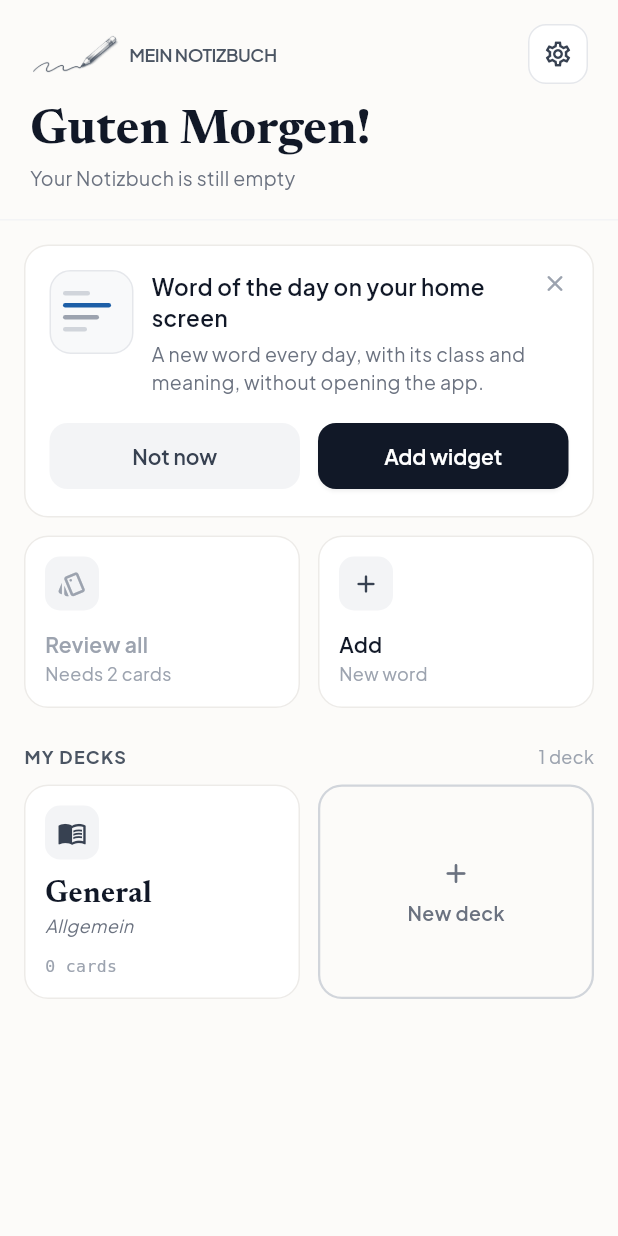
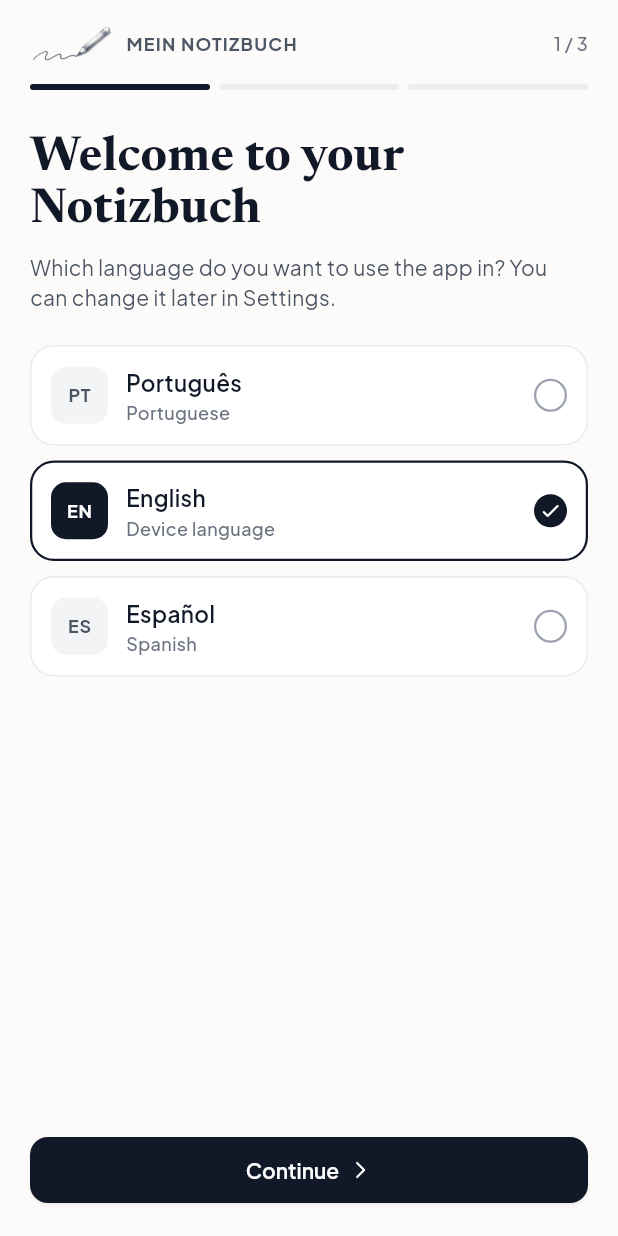
Before and after one commit to brunodiedrich97/mein-notizbuch, a Flutter app: the screen it shows after launch, on a phone screen of 412 x 824 dp. Run offline on Flutter 3.47's test engine with Material 3 defaults, Android fonts, the phone set to English and light mode, and no system bars; our stand-ins replace drift, file_picker, flutter_local_notifications, flutter_riverpod, flutter_svg, flutter_timezone and 5 more; missing offline and left inert: extension_google_sign_in_as_googleapis_auth, googleapis, home_widget, sqlite3; accounts and stored records are empty; generated files the repository leaves out were written again.

Commit message:
feat(onboarding): escolher os idiomas na primeira abertura
- adiciona a primeira abertura em 3 passos: idioma do app, idioma nativo
  e idioma de estudo, com a prévia das fichas iniciais
- cria o banco só depois da escolha, com o deck "Geral" e as fichas
  iniciais no idioma nativo
- quem já tinha o banco segue direto para a tela inicial
- atualiza o README

```diff
--- a/lib/core/database/app_database.dart
+++ b/lib/core/database/app_database.dart
@@ -127,6 +127,9 @@ class AppDatabase extends _$AppDatabase {
   /// Deck padrão do alemão (criado com o banco).
   static const int germanGeneralDeckId = 1;
 
+  /// Nome do arquivo do banco (o mesmo desde a primeira versão).
+  static const String _fileName = 'notizbuch_deutsch.sqlite';
+
   /// Deck padrão de cada idioma de estudo, por código ("de" → 1).
   static final Map<String, int> _generalDeckIds = {'de': germanGeneralDeckId};
 
@@ -134,6 +137,21 @@ class AppDatabase extends _$AppDatabase {
   /// não pode ser excluído. Garanta que exista com [ensureGeneralDeck].
   static int get generalDeckId =>
       _generalDeckIds[StudyLanguages.active.code] ?? germanGeneralDeckId;
+
+  /// Fichas iniciais do idioma de estudo [study], com os textos no idioma
+  /// nativo [native] (prévia da primeira abertura).
+  static List<WordEntriesCompanion> seedPreview(String study, String native) {
+    final seeds =
+        study == 'de' ? _seedWords : (_seedWordsByLanguage[study] ?? const []);
+    return localizeSeeds(seeds, native);
+  }
+
+  /// O banco já foi criado neste aparelho? (Quem já usava o app não passa
+  /// pela primeira abertura.)
+  static Future<bool> fileExists() async {
+    final dbFolder = await getApplicationDocumentsDirectory();
+    return File(p.join(dbFolder.path, _fileName)).exists();
+  }
 
   /// O deck é o padrão de algum idioma?
   static bool isGeneralDeck(int id) => _generalDeckIds.containsValue(id);
@@ -474,7 +492,7 @@ class AppDatabase extends _$AppDatabase {
 LazyDatabase _openConnection() {
   return LazyDatabase(() async {
     final dbFolder = await getApplicationDocumentsDirectory();
-    final file = File(p.join(dbFolder.path, 'notizbuch_deutsch.sqlite'));
+    final file = File(p.join(dbFolder.path, AppDatabase._fileName));
 
     // Corrige a abertura do SQLite em Androids antigos (6 e anteriores).
     if (Platform.isAndroid) {
--- /dev/null
+++ b/lib/features/onboarding/data/onboarding.dart
@@ -0,0 +1,36 @@
+import 'package:flutter_riverpod/flutter_riverpod.dart';
+import 'package:shared_preferences/shared_preferences.dart';
+
+import '../../../core/database/app_database.dart';
+
+/// A primeira abertura está em andamento? Enquanto estiver, nada pode abrir
+/// o banco (ele seria criado antes da escolha do idioma nativo).
+final onboardingPendingProvider = StateProvider<bool>((_) => Onboarding.pending);
+
+/// Primeira abertura do app: escolha dos idiomas antes de criar o banco.
+class Onboarding {
+  Onboarding._();
+
+  static const _key = 'onboarding.done';
+
+  /// A primeira abertura ainda precisa ser mostrada? Definido por [check].
+  static bool pending = false;
+
+  /// Vê se a primeira abertura falta. Quem já tinha o banco (versões
+  /// anteriores a ela) é marcado como concluído e segue direto.
+  static Future<bool> check() async {
+    final prefs = await SharedPreferences.getInstance();
+    if (prefs.getBool(_key) ?? false) return pending = false;
+    if (await AppDatabase.fileExists()) {
+      await prefs.setBool(_key, true);
+      return pending = false;
+    }
+    return pending = true;
+  }
+
+  static Future<void> markDone() async {
+    pending = false;
+    final prefs = await SharedPreferences.getInstance();
+    await prefs.setBool(_key, true);
+  }
+}
--- /dev/null
+++ b/lib/features/onboarding/presentation/onboarding_screen.dart
@@ -0,0 +1,481 @@
+import 'package:flutter/material.dart';
+import 'package:flutter_riverpod/flutter_riverpod.dart';
+
+import '../../../core/database/app_database.dart';
+import '../../../core/language/native_language.dart';
+import '../../../core/language/native_language_provider.dart';
+import '../../../core/language/study_language.dart';
+import '../../../core/language/study_language_provider.dart';
+import '../../../core/language/ui_language_provider.dart';
+import '../../../core/theme/app_text.dart';
+import '../../../core/theme/app_theme.dart';
+import '../../../core/theme/grammar_colors.dart';
+import '../../../core/widgets/app_buttons.dart';
+import '../../../l10n/app_strings.dart';
+import '../../home/presentation/home_screen.dart';
+import '../../splash/presentation/splash_screen.dart' show kLogoMark;
+import '../../vocabulary/providers/vocabulary_provider.dart';
+import '../data/onboarding.dart';
+
+/// Primeira abertura: idioma do app, idioma nativo e idioma de estudo. Só
+/// no fim o banco é criado, com as fichas iniciais nos idiomas escolhidos.
+class OnboardingScreen extends ConsumerStatefulWidget {
+  const OnboardingScreen({super.key});
+
+  @override
+  ConsumerState<OnboardingScreen> createState() => _OnboardingScreenState();
+}
+
+class _OnboardingScreenState extends ConsumerState<OnboardingScreen> {
+  static const int _steps = 3;
+
+  int _step = 0;
+  bool _busy = false;
+
+  /// Idioma do app (já vem o do aparelho).
+  late String _ui = UiLanguageController.resolve(ref.read(uiLanguageProvider));
+
+  /// Idioma nativo: acompanha o do app até a pessoa escolher outro.
+  late String _native = _ui;
+  bool _nativeChosen = false;
+
+  late String _study = _firstStudyFor(_native);
+
+  static String _firstStudyFor(String native) => StudyLanguages.all
+      .firstWhere((l) => l.code != native, orElse: () => german)
+      .code;
+
+  static String _capitalize(String s) =>
+      s.isEmpty ? s : s[0].toUpperCase() + s.substring(1);
+
+  void _pickUi(String code) {
+    // O idioma do aparelho fica como "Automático".
+    final choice = code == UiLanguageController.deviceLanguage()
+        ? UiLanguageController.system
+        : code;
+    ref.read(uiLanguageProvider.notifier).select(choice);
+    setState(() {
+      _ui = code;
+      if (!_nativeChosen) _pickNativeSilently(code);
+    });
+  }
+
+  void _pickNativeSilently(String code) {
+    _native = code;
+    if (_study == code) _study = _firstStudyFor(code);
+  }
+
+  void _pickNative(String code) => setState(() {
+        _nativeChosen = true;
+        _pickNativeSilently(code);
+      });
+
+  void _back() {
+    if (_step > 0) setState(() => _step--);
+  }
+
+  Future<void> _next() async {
+    if (_step < _steps - 1) {
+      setState(() => _step++);
+      return;
+    }
+    setState(() => _busy = true);
+    final navigator = Navigator.of(context);
+    final messenger = ScaffoldMessenger.of(context);
+    try {
+      // O nativo vem antes: as fichas iniciais são criadas nele.
+      await ref.read(nativeLanguageProvider.notifier).select(_native);
+      await ref
+          .read(studyLanguageProvider.notifier)
+          .start(ref.read(databaseProvider), _study);
+      await Onboarding.markDone();
+      ref.read(onboardingPendingProvider.notifier).state = false;
+      navigator.pushReplacement(
+        PageRouteBuilder<void>(
+          transitionDuration: const Duration(milliseconds: 400),
+          pageBuilder: (_, __, ___) => const HomeScreen(),
+          transitionsBuilder: (_, animation, __, child) =>
+              FadeTransition(opacity: animation, child: child),
+        ),
+      );
+    } catch (e) {
+      if (!mounted) return;
+      setState(() => _busy = false);
+      messenger.showSnackBar(SnackBar(content: Text(tr.startFailed(e))));
+    }
+  }
+
+  @override
+  Widget build(BuildContext context) {
+    final p = AppPalette.of(context);
+    final (String title, String text, List<Widget> options, Widget? extra) =
+        switch (_step) {
+      0 => (tr.welcomeTitle, tr.welcomeText, _uiOptions(), null),
+      1 => (tr.nativeTitle, tr.nativeText, _nativeOptions(), null),
+      _ => (
+          tr.studyTitle,
+          tr.studyText,
+          _studyOptions(),
+          _FirstDeckPreview(study: _study, native: _native),
+        ),
+    };
+
+    return PopScope(
+      canPop: _step == 0,
+      onPopInvokedWithResult: (didPop, _) {
+        if (!didPop) _back();
+      },
+      child: Scaffold(
+        backgroundColor: p.page,
+        body: SafeArea(
+          child: Center(
+            child: ConstrainedBox(
+              constraints: const BoxConstraints(maxWidth: 560),
+              child: Column(
+                crossAxisAlignment: CrossAxisAlignment.stretch,
+                children: [
+                  _Header(step: _step, steps: _steps),
+                  Expanded(
+                    child: ListView(
+                      padding: const EdgeInsets.fromLTRB(20, 28, 20, 20),
+                      children: [
+                        Text(title, style: AppText.display(p, fontSize: 32)),
+                        const SizedBox(height: 10),
+                        Text(text, style: AppText.body(p)),
+                        const SizedBox(height: 22),
+                        for (final o in options) ...[
+                          o,
+                          const SizedBox(height: 10),
+                        ],
+                        if (extra != null) ...[
+                          const SizedBox(height: 12),
+                          extra,
+                        ],
+                      ],
+                    ),
+                  ),
+                  Padding(
+                    padding: const EdgeInsets.fromLTRB(20, 8, 20, 20),
+                    child: Row(
+                      children: [
+                        if (_step > 0) ...[
+                          Expanded(
+                            child: SoftButton(
+                              label: tr.back,
+                              onPressed: _busy ? null : _back,
+                            ),
+                          ),
+                          const SizedBox(width: 12),
+                        ],
+                        Expanded(
+                          child: PrimaryButton(
+                            label: _step == _steps - 1
+                                ? tr.start
+                                : tr.continueAction,
+                            chevron: true,
+                            onPressed: _busy ? null : _next,
+                          ),
+                        ),
+                      ],
+                    ),
+                  ),
+                ],
+              ),
+            ),
+          ),
+        ),
+      ),
+    );
+  }
+
+  List<Widget> _uiOptions() {
+    final device = UiLanguageController.deviceLanguage();
+    return [
+      for (final s in AppStrings.all.values)
+        _LanguageCard(
+          badge: s.code.toUpperCase(),
+          title: s.selfName,
+          subtitle: s.code == device
+              ? tr.systemLanguageSubtitle
+              : _capitalize(tr.languageName(s.code)),
+          selected: s.code == _ui,
+          onTap: () => _pickUi(s.code),
+        ),
+    ];
+  }
+
+  List<Widget> _nativeOptions() => [
+        for (final l in NativeLanguages.all)
+          _LanguageCard(
+            badge: l.code.toUpperCase(),
+            title: _capitalize(tr.languageName(l.code)),
+            // Exemplo do que muda: "o cachorro · O cachorro dorme…".
+            subtitle: '${l.translationHint} · ${l.exampleTranslationHint}',
+            selected: l.code == _native,
+            onTap: () => _pickNative(l.code),
+          ),
+      ];
+
+  List<Widget> _studyOptions() => [
+        for (final l in StudyLanguages.all)
+          _LanguageCard(
+            badge: l.code.toUpperCase(),
+            title: _capitalize(tr.languageName(l.code)),
+            subtitle: l.code == _native
+                ? tr.isYourNativeLanguage
+                : [l.nameNative, ...l.articles.values].join(' · '),
+            selected: l.code == _study,
+            onTap: l.code == _native
+                ? null
+                : () => setState(() => _study = l.code),
+          ),
+      ];
+}
+
+/// Logo, "MEIN NOTIZBUCH", "1 / 3" e a barra de progresso.
+class _Header extends StatelessWidget {
+  const _Header({required this.step, required this.steps});
+
+  final int step;
+  final int steps;
+
+  @override
+  Widget build(BuildContext context) {
+    final p = AppPalette.of(context);
+    return Padding(
+      padding: const EdgeInsets.fromLTRB(20, 16, 20, 0),
+      child: Column(
+        crossAxisAlignment: CrossAxisAlignment.stretch,
+        children: [
+          Row(
+            children: [
+              Image.asset(
+                kLogoMark,
+                height: 26,
+                color: p.text600,
+                colorBlendMode: BlendMode.srcIn,
+                excludeFromSemantics: true,
+              ),
+              const SizedBox(width: 8),
+              Expanded(
+                child: Text('MEIN NOTIZBUCH', style: AppText.section(p)),
+              ),
+              Text(tr.onboardingStep(step + 1), style: AppText.meta(p)),
+            ],
+          ),
+          const SizedBox(height: 14),
+          Row(
+            children: [
+              for (var i = 0; i < steps; i++) ...[
+                if (i > 0) const SizedBox(width: 6),
+                Expanded(
+                  child: AnimatedContainer(
+                    duration: const Duration(milliseconds: 250),
+                    height: 4,
+                    decoration: BoxDecoration(
+                      color: i <= step ? p.text900 : p.track,
+                      borderRadius: BorderRadius.circular(2),
+                    ),
+                  ),
+                ),
+              ],
+            ],
+          ),
+        ],
+      ),
+    );
+  }
+}
+
+/// Opção de idioma: sigla, nome, detalhe e marcação. Sem [onTap], aparece
+/// apagada (indisponível).
+class _LanguageCard extends StatelessWidget {
+  const _LanguageCard({
+    required this.badge,
+    required this.title,
+    required this.subtitle,
+    required this.selected,
+    required this.onTap,
+  });
+
+  final String badge;
+  final String title;
+  final String subtitle;
+  final bool selected;
+  final VoidCallback? onTap;
+
+  @override
+  Widget build(BuildContext context) {
+    final p = AppPalette.of(context);
+    final radius = BorderRadius.circular(16);
+    return Opacity(
+      opacity: onTap == null ? 0.45 : 1,
+      child: Semantics(
+        button: true,
+        selected: selected,
+        enabled: onTap != null,
+        child: Material(
+          color: p.card,
+          shape: RoundedRectangleBorder(
+            borderRadius: radius,
+            side: BorderSide(
+              color: selected ? p.text900 : p.cardBorder,
+              width: selected ? 1.5 : 1,
+            ),
+          ),
+          child: InkWell(
+            borderRadius: radius,
+            onTap: onTap,
+            child: Padding(
+              padding: const EdgeInsets.all(14),
+              child: Row(
+                children: [
+                  AnimatedContainer(
+                    duration: const Duration(milliseconds: 150),
+                    width: 38,
+                    height: 38,
+                    alignment: Alignment.center,
+                    decoration: BoxDecoration(
+                      color: selected ? p.ink : p.softButton,
+                      borderRadius: BorderRadius.circular(10),
+                    ),
+                    child: Text(
+                      badge,
+                      style: TextStyle(
+                        fontFamily: AppTheme.sansFamily,
+                        fontSize: 12,
+                        fontWeight: FontWeight.w700,
+                        letterSpacing: 0.5,
+                        color: selected ? p.onInk : p.text600,
+                      ),
+                    ),
+                  ),
+                  const SizedBox(width: 12),
+                  Expanded(
+                    child: Column(
+                      crossAxisAlignment: CrossAxisAlignment.start,
+                      children: [
+                        Text(
+                          title,
+                          style: AppText.item(p).copyWith(
+                            fontSize: 15,
+                            fontWeight: FontWeight.w600,
+                          ),
+                        ),
+                        const SizedBox(height: 2),
+                        Text(
+                          subtitle,
+                          maxLines: 1,
+                          overflow: TextOverflow.ellipsis,
+                          style: AppText.meta(p),
+                        ),
+                      ],
+                    ),
+                  ),
+                  const SizedBox(width: 12),
+                  _Radio(selected: selected),
+                ],
+              ),
+            ),
+          ),
+        ),
+      ),
+    );
+  }
+}
+
+class _Radio extends StatelessWidget {
+  const _Radio({required this.selected});
+
+  final bool selected;
+
+  @override
+  Widget build(BuildContext context) {
+    final p = AppPalette.of(context);
+    return AnimatedContainer(
+      duration: const Duration(milliseconds: 150),
+      width: 22,
+      height: 22,
+      decoration: BoxDecoration(
+        shape: BoxShape.circle,
+        color: selected ? p.ink : null,
+        border: selected ? null : Border.all(color: p.text400, width: 1.5),
+      ),
+      child: selected
+          ? Icon(Icons.check_rounded, size: 15, color: p.onInk)
+          : null,
+    );
+  }
+}
+
+/// As três primeiras fichas iniciais, já nos idiomas escolhidos.
+class _FirstDeckPreview extends StatelessWidget {
+  const _FirstDeckPreview({required this.study, required this.native});
+
+  final String study;
+  final String native;
+
+  static const int _shown = 3;
+
+  @override
+  Widget build(BuildContext context) {
+    final p = AppPalette.of(context);
+    final isDark = Theme.of(context).brightness == Brightness.dark;
+    final seeds = AppDatabase.seedPreview(study, native);
+    final rest = seeds.length - _shown;
+
+    return Container(
+      padding: const EdgeInsets.fromLTRB(16, 14, 16, 14),
+      decoration: BoxDecoration(
+        color: p.card,
+        borderRadius: BorderRadius.circular(16),
+        border: Border.all(color: p.cardBorder),
+      ),
+      child: Column(
+        crossAxisAlignment: CrossAxisAlignment.stretch,
+        children: [
+          Text(tr.yourFirstDeck, style: AppText.caption(p)),
+          const SizedBox(height: 6),
+          for (final w in seeds.take(_shown))
+            Container(
+              padding: const EdgeInsets.symmetric(vertical: 7),
+              decoration: BoxDecoration(
+                border: Border(bottom: BorderSide(color: p.divider)),
+              ),
+              child: Row(
+                crossAxisAlignment: CrossAxisAlignment.baseline,
+                textBaseline: TextBaseline.alphabetic,
+                children: [
+                  Expanded(
+                    child: Text(
+                      w.germanWord.value,
+                      style: AppTheme.serif(
+                        fontSize: 17,
+                        fontWeight: FontWeight.w600,
+                        color: GrammarColors.titleOf(
+                          w.category.value,
+                          isDark: isDark,
+                        ),
+                      ),
+                    ),
+                  ),
+                  const SizedBox(width: 12),
+                  Text(
+                    w.portugueseTranslation.value,
+                    style: AppText.meta(p).copyWith(fontSize: 13),
+                  ),
+                ],
+              ),
+            ),
+          if (rest > 0) ...[
+            const SizedBox(height: 8),
+            Text(
+              tr.moreSampleCards(rest, tr.deckGeneral),
+              style: AppText.meta(p),
+            ),
+          ],
+        ],
+      ),
+    );
+  }
+}
--- a/lib/features/splash/presentation/splash_screen.dart
+++ b/lib/features/splash/presentation/splash_screen.dart
@@ -2,6 +2,8 @@ import 'package:flutter/material.dart';
 
 import '../../../core/theme/app_theme.dart';
 import '../../home/presentation/home_screen.dart';
+import '../../onboarding/data/onboarding.dart';
+import '../../onboarding/presentation/onboarding_screen.dart';
 
 /// Caminho da logo recortada, com fundo transparente.
 const String kLogoMark = 'assets/logo/logo_mark.png';
@@ -54,7 +56,9 @@ class _SplashScreenState extends State<SplashScreen>
     Navigator.of(context).pushReplacement(
       PageRouteBuilder<void>(
         transitionDuration: const Duration(milliseconds: 400),
-        pageBuilder: (_, __, ___) => const HomeScreen(),
+        pageBuilder: (_, __, ___) => Onboarding.pending
+            ? const OnboardingScreen()
+            : const HomeScreen(),
         transitionsBuilder: (_, animation, __, child) =>
             FadeTransition(opacity: animation, child: child),
       ),
--- a/lib/l10n/app_strings.dart
+++ b/lib/l10n/app_strings.dart
@@ -386,6 +386,18 @@ abstract class AppStrings {
   String get addWidget;
   String get currentCard;
   String widgetDate(DateTime d);
+  String onboardingStep(int n);
+  String get welcomeTitle;
+  String get welcomeText;
+  String get nativeTitle;
+  String get nativeText;
+  String get studyTitle;
+  String get studyText;
+  String get yourFirstDeck;
+  String moreSampleCards(int n, String deck);
+  String get continueAction;
+  String get start;
+  String startFailed(Object error);
 }
 
 /// Textos no idioma ativo da interface.
--- a/lib/l10n/app_strings_es.dart
+++ b/lib/l10n/app_strings_es.dart
@@ -1465,4 +1465,52 @@ class AppStringsEs extends AppStrings {
   @override
   String widgetDate(DateTime d) =>
       '${const ['lun', 'mar', 'mié', 'jue', 'vie', 'sáb', 'dom'][d.weekday - 1]}, ${d.day.toString().padLeft(2, '0')}/${d.month.toString().padLeft(2, '0')}';
+
+  @override
+  String onboardingStep(int n) =>
+      '$n / 3';
+
+  @override
+  String get welcomeTitle =>
+      'Bienvenido a tu Notizbuch';
+
+  @override
+  String get welcomeText =>
+      '¿En qué idioma quieres usar la app? Puedes cambiarlo después en Ajustes.';
+
+  @override
+  String get nativeTitle =>
+      '¿Cuál es tu lengua materna?';
+
+  @override
+  String get nativeText =>
+      'Las traducciones, la aproximación de la pronunciación y los consejos estarán en este idioma.';
+
+  @override
+  String get studyTitle =>
+      '¿Qué vas a estudiar?';
+
+  @override
+  String get studyText =>
+      'Cada idioma tiene sus propias fichas y mazos. Puedes estudiar otro después.';
+
+  @override
+  String get yourFirstDeck =>
+      'TU PRIMER MAZO';
+
+  @override
+  String moreSampleCards(int n, String deck) =>
+      '+ $n fichas de ejemplo en el mazo "$deck"';
+
+  @override
+  String get continueAction =>
+      'Continuar';
+
+  @override
+  String get start =>
+      'Empezar';
+
+  @override
+  String startFailed(Object error) =>
+      'No se pudo empezar: $error';
 }
--- a/lib/main.dart
+++ b/lib/main.dart
@@ -10,6 +10,7 @@ import 'core/language/ui_language_provider.dart';
 import 'core/navigation/app_navigator.dart';
 import 'core/theme/app_theme.dart';
 import 'features/home_widget/data/daily_word_widget.dart';
+import 'features/onboarding/data/onboarding.dart';
 import 'features/reminders/data/reminder_service.dart';
 import 'features/settings/providers/text_size_provider.dart';
 import 'features/splash/presentation/splash_screen.dart';
@@ -39,7 +40,11 @@ Future<void> main() async {
   await UiLanguageController.restore();
   await NativeLanguageController.restore();
   final container = ProviderContainer();
-  await StudyLanguageController.restore(container.read(databaseProvider));
+  // Na primeira abertura, o banco só é criado depois da escolha dos
+  // idiomas (OnboardingScreen).
+  if (!await Onboarding.check()) {
+    await StudyLanguageController.restore(container.read(databaseProvider));
+  }
 
   runApp(
     UncontrolledProviderScope(
@@ -94,7 +99,10 @@ class DeutschNotizbuchApp extends StatelessWidget {
             data: media.copyWith(textScaler: TextScaler.linear(scale)),
             // Classes criadas pelo usuário, disponíveis em todas as telas.
             child: WordClassScope(
-              classes: ref.watch(wordClassMapProvider),
+              // Na primeira abertura o banco ainda não existe.
+              classes: ref.watch(onboardingPendingProvider)
+                  ? const {}
+                  : ref.watch(wordClassMapProvider),
               child: child!,
             ),
           );
```
Also changed, not shown: lib/core/language/study_language_provider.dart (+10 -0 lines), lib/l10n/app_strings_en.dart (+48 -0 lines), lib/l10n/app_strings_pt.dart (+48 -0 lines), 2 other files.
